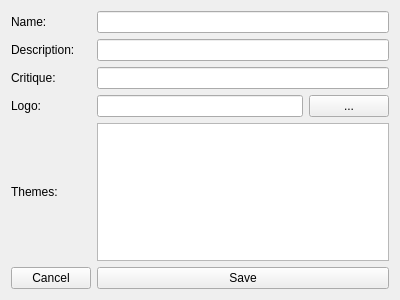
First picture: the form in src/gui/UI/PublisherForm.ui, repository jgastal/plivros, before the edit.
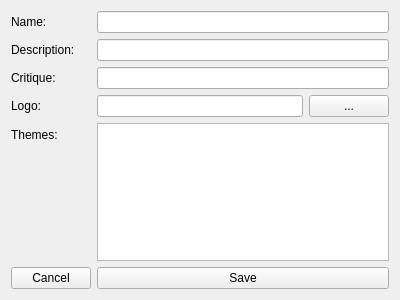
Second picture: the form after the edit.

Commit message: Looks better.

Diff of the .ui file:
```diff
--- a/src/gui/UI/PublisherForm.ui
+++ b/src/gui/UI/PublisherForm.ui
@@ -13,7 +13,7 @@
   <property name="windowTitle">
    <string>Form</string>
   </property>
-  <layout class="QGridLayout" name="gridLayout">
+  <layout class="QFormLayout" name="formLayout">
    <item row="0" column="0">
     <widget class="QLabel" name="nameLabel">
      <property name="text">
```
